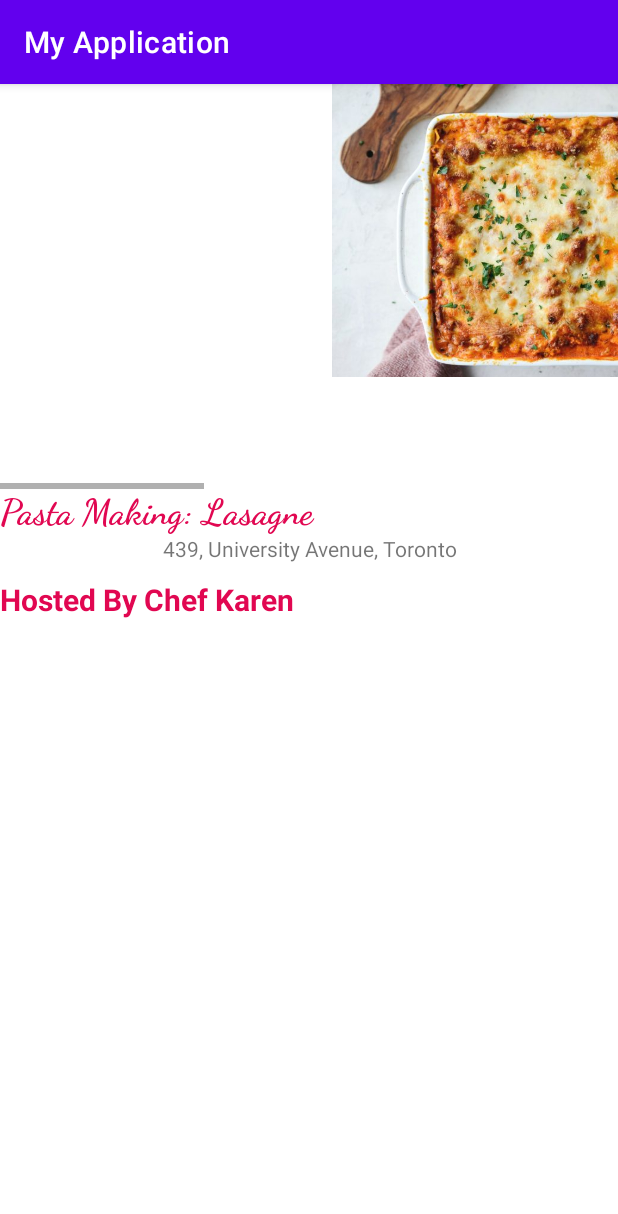
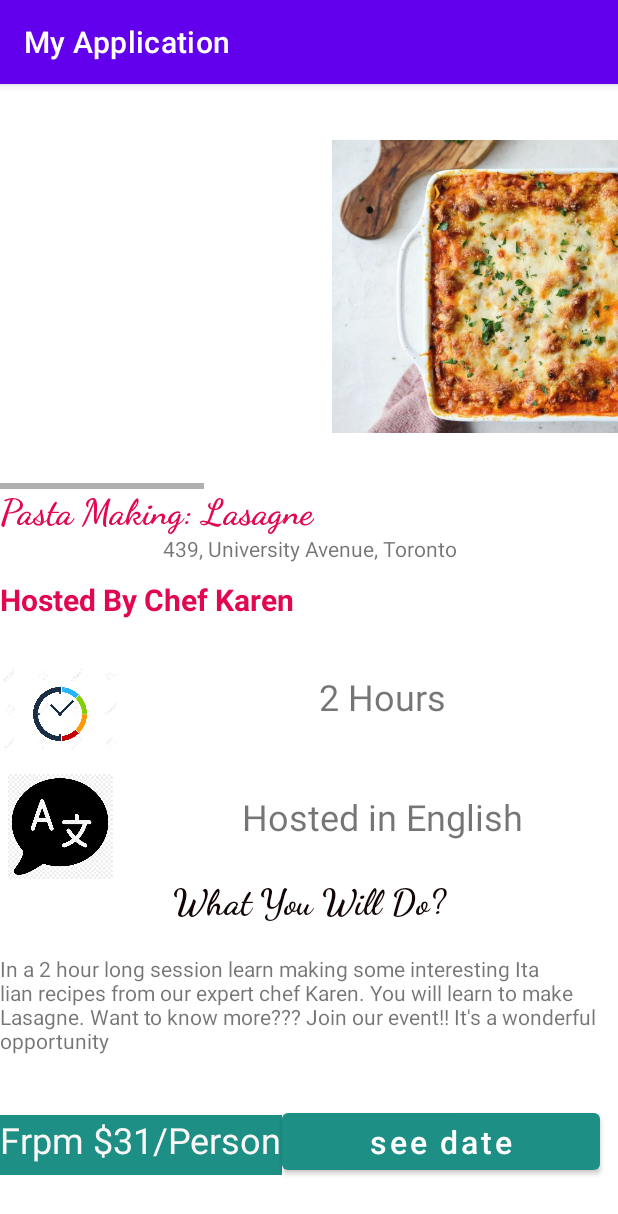
Before and after one commit to dana1994123/Culture-Travel-App, an Android app: the fragment EventFragment shown on its own in the app's theme, on a phone screen of 412 x 824 dp. Shown: the top 1214 px of the screen. Run offline under Robolectric (Android 15) with nearby library versions, the phone set to English and light mode, and no system bars.

Commit message:
Completed events fragment

```diff
--- a/app/src/main/res/layout/fragment_event.xml
+++ b/app/src/main/res/layout/fragment_event.xml
@@ -1,6 +1,7 @@
 <?xml version="1.0" encoding="utf-8"?>
 <ScrollView
     xmlns:android="http://schemas.android.com/apk/res/android"
+    xmlns:app="http://schemas.android.com/apk/res-auto"
     xmlns:tools="http://schemas.android.com/tools"
     android:layout_width="match_parent"
     android:layout_height="match_parent"
@@ -27,12 +28,15 @@
         <ImageView
             android:layout_width="match_parent"
             android:layout_height="195dp"
+            android:layout_gravity="center"
             android:src="@drawable/pasta" />
 
         <ImageView
             android:layout_width="match_parent"
-            android:layout_height="match_parent"
-            android:src="@drawable/pasta_lasagne"/>
+            android:layout_height="195dp"
+            android:layout_gravity="center"
+
+            android:src="@drawable/pasta_lasagne" />
 
 
     </LinearLayout>
@@ -56,7 +60,7 @@
     <LinearLayout
         android:layout_width="match_parent"
         android:layout_height="match_parent"
-        />
+        >
     <TextView
         android:layout_width="match_parent"
         android:layout_height="50dp"
@@ -67,24 +71,85 @@
         />
 </LinearLayout>
 
+    <TableLayout
+        android:layout_width="match_parent"
+        android:layout_height="match_parent">
+<TableRow>
 
-<!--    <TableLayout-->
-<!--        android:layout_width="match_parent"-->
-<!--        android:layout_height="match_parent">-->
-<!--    <ImageView-->
-<!--        android:layout_width="70dp"-->
-<!--        android:layout_height="70dp"-->
-<!--        android:src="@drawable/time"-->
-<!--        />-->
+        <ImageView
+            android:layout_width="80dp"
+            android:layout_height="80dp"
+            android:src="@drawable/time"
+            />
 
-<!--    <TextView-->
-<!--        android:layout_width="match_parent"-->
-<!--        android:layout_height="match_parent" />-->
-<!--</TableLayout>-->
+        <TextView
+            android:layout_width="match_parent"
+            android:layout_height="match_parent"
+            android:textAlignment="center"
+            android:textSize="24sp"
+            android:text="2 Hours"
+            android:layout_margin="12dp"
+            android:gravity="center_horizontal" />
+    </TableRow>
 
+        <TableRow android:layout_width="match_parent">
 
+            <ImageView
+                android:layout_width="70dp"
+                android:layout_height="70dp"
+                android:src="@drawable/language_logo" />
 
+            <TextView
+                android:layout_width="325dp"
+                android:layout_height="match_parent"
+                android:textAlignment="center"
+                android:textSize="24sp"
+                android:layout_margin="12dp"
+                android:text="Hosted in English"
+                android:gravity="center_horizontal" />
+        </TableRow>
+    </TableLayout>
 
+    <TextView
+        android:layout_width="match_parent"
+        android:layout_height="50dp"
+        android:fontFamily="cursive"
+        android:textAlignment="center"
+        android:text="What You Will Do?"
+        android:textColor="#120404"
+        android:textSize="24sp"
+        android:textStyle="bold"
+        android:gravity="center_horizontal" />
+    <TextView
+        android:layout_height="100dp"
+        android:layout_width="match_parent"
+        android:text="In a 2 hour long session learn making some interesting Ita
+lian recipes from our expert chef Karen. You will learn to make Lasagne. Want to know more???
+Join our event!! It's a wonderful opportunity"
+        />
 
+    <TableLayout
+        android:layout_width="match_parent"
+        android:layout_height="match_parent">
+        <TableRow>
 
+            <TextView
+                android:layout_width="match_parent"
+                android:layout_height="40dp"
+                android:background="#1D8F85"
+                android:textSize="24sp"
+                android:text="Frpm $31/Person"
+                android:textColor="#FAF7F7" />
+
+            <Button
+                android:layout_width="212dp"
+                android:layout_height="50dp"
+                android:text="see date"
+                android:textAllCaps="false"
+
+                android:textSize="21sp"
+                app:backgroundTint="#1D8F85" />
+        </TableRow>
+</TableLayout>
+</LinearLayout>
 </ScrollView>
```
Also changed, not shown: app/src/main/res/drawable-v24/language_logo.jpg (added).
